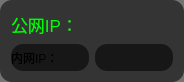
Above: floatingipoverlaywidget.ui from LazyCoder-Bio/IPOverlay before the change. Below: the same form after it.
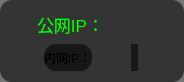
That is the form after the change. Icons and pictures are not drawn.

```diff
--- a/floatingipoverlaywidget.ui
+++ b/floatingipoverlaywidget.ui
@@ -10,6 +10,12 @@
     <height>82</height>
    </rect>
   </property>
+  <property name="sizePolicy">
+   <sizepolicy hsizetype="Fixed" vsizetype="Preferred">
+    <horstretch>0</horstretch>
+    <verstretch>0</verstretch>
+   </sizepolicy>
+  </property>
   <property name="windowTitle">
    <string>FloatingIpoverlayWidget</string>
   </property>
@@ -26,6 +32,12 @@
     <layout class="QHBoxLayout" name="horizontalLayout_2">
      <item>
       <widget class="QLabel" name="m_PublicIp_Label">
+       <property name="sizePolicy">
+        <sizepolicy hsizetype="Fixed" vsizetype="Preferred">
+         <horstretch>0</horstretch>
+         <verstretch>0</verstretch>
+        </sizepolicy>
+       </property>
        <property name="font">
         <font>
          <pointsize>13</pointsize>
@@ -42,6 +54,12 @@
      </item>
      <item>
       <widget class="QLabel" name="m_PublicIp">
+       <property name="sizePolicy">
+        <sizepolicy hsizetype="Fixed" vsizetype="Preferred">
+         <horstretch>0</horstretch>
+         <verstretch>0</verstretch>
+        </sizepolicy>
+       </property>
        <property name="font">
         <font>
          <pointsize>13</pointsize>
@@ -63,7 +81,7 @@
      <item>
       <widget class="QLabel" name="m_LocalIp_Label">
        <property name="sizePolicy">
-        <sizepolicy hsizetype="Preferred" vsizetype="Preferred">
+        <sizepolicy hsizetype="Fixed" vsizetype="Preferred">
          <horstretch>0</horstretch>
          <verstretch>0</verstretch>
         </sizepolicy>
@@ -80,6 +98,12 @@
      </item>
      <item>
       <widget class="QLabel" name="m_LocalIp">
+       <property name="sizePolicy">
+        <sizepolicy hsizetype="Fixed" vsizetype="Preferred">
+         <horstretch>0</horstretch>
+         <verstretch>0</verstretch>
+        </sizepolicy>
+       </property>
        <property name="text">
         <string/>
        </property>
```
Left out of the diff: 8 changed lines with no effect on the pictures.
